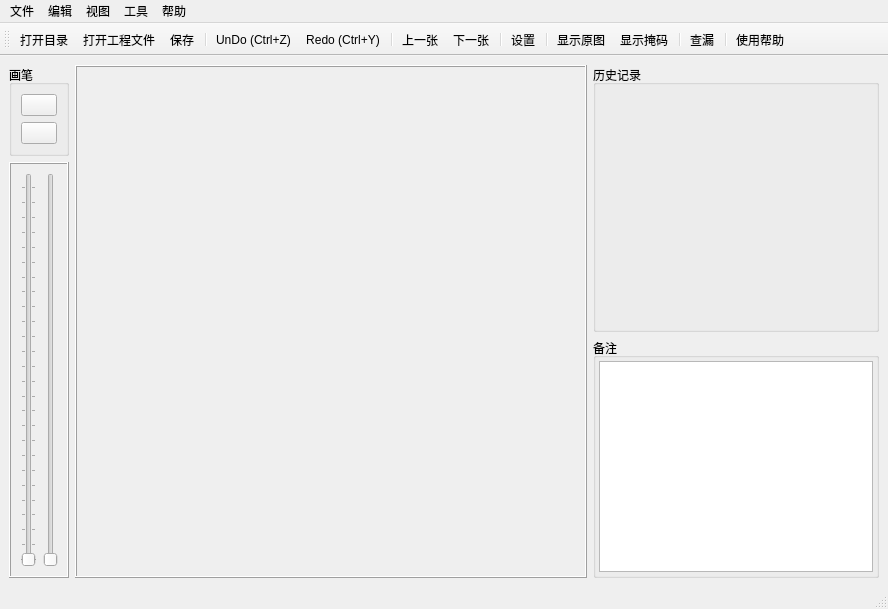
Before: the Qt Designer form src/MaskGenerator.ui in shih325/MaskGenerator, drawn with Qt 5.
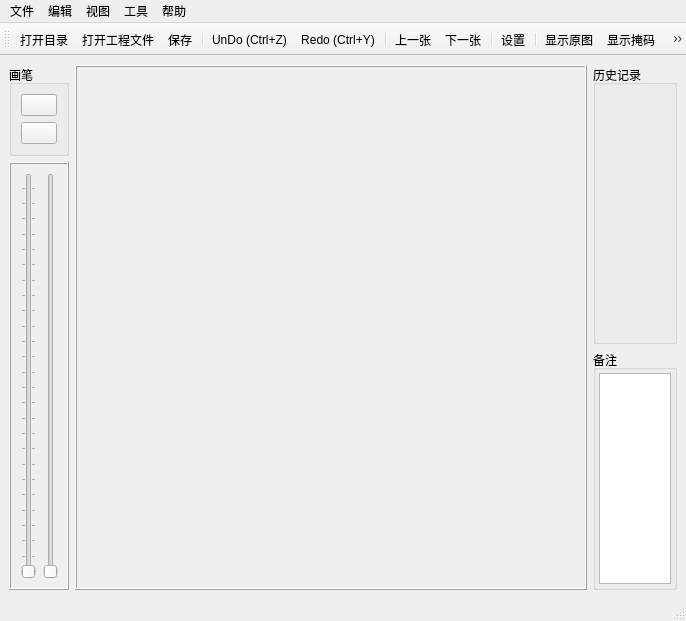
After: the same form once the commit is applied. Icons and pictures are not drawn.

Diff of the .ui file:
```diff
--- a/src/MaskGenerator.ui
+++ b/src/MaskGenerator.ui
@@ -6,8 +6,8 @@
    <rect>
     <x>0</x>
     <y>0</y>
-    <width>888</width>
-    <height>609</height>
+    <width>686</width>
+    <height>621</height>
    </rect>
   </property>
   <property name="windowTitle">
@@ -103,6 +103,12 @@
            <verstretch>0</verstretch>
           </sizepolicy>
          </property>
+         <property name="minimum">
+          <number>1</number>
+         </property>
+         <property name="maximum">
+          <number>6</number>
+         </property>
          <property name="orientation">
           <enum>Qt::Vertical</enum>
          </property>
@@ -257,8 +263,8 @@
     <rect>
      <x>0</x>
      <y>0</y>
-     <width>888</width>
-     <height>23</height>
+     <width>686</width>
+     <height>26</height>
     </rect>
    </property>
    <widget class="QMenu" name="menu">
```
Left out of the diff: 94 changed lines with no effect on the pictures.
